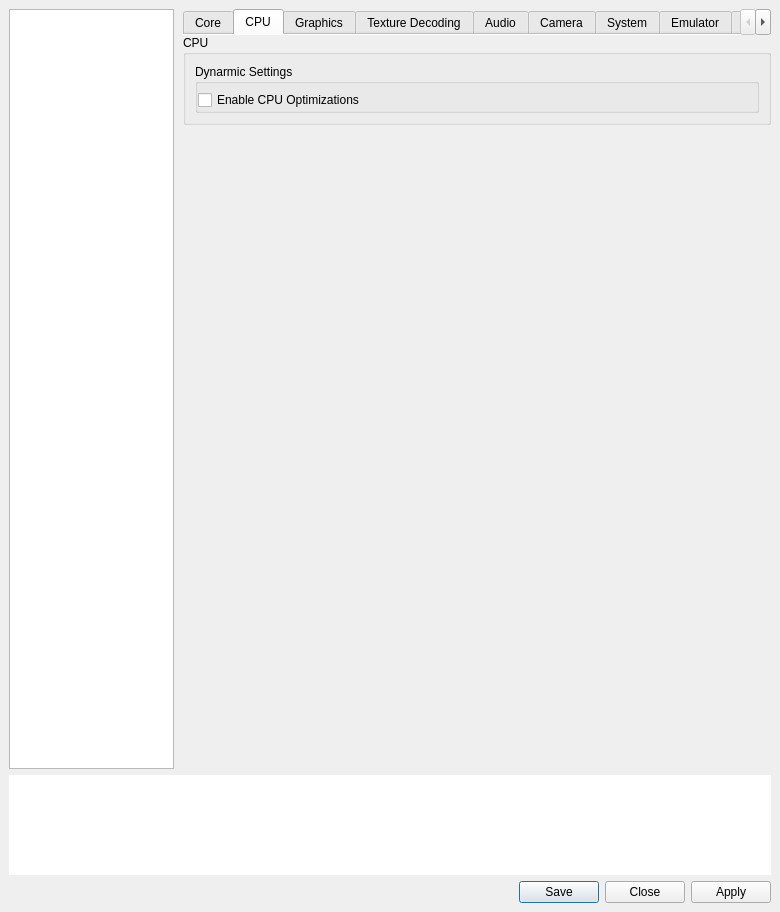
First picture: the form in vita3k/gui-qt/src/settings_dialog.ui, repository zipkindev/Vita3K, before the edit.
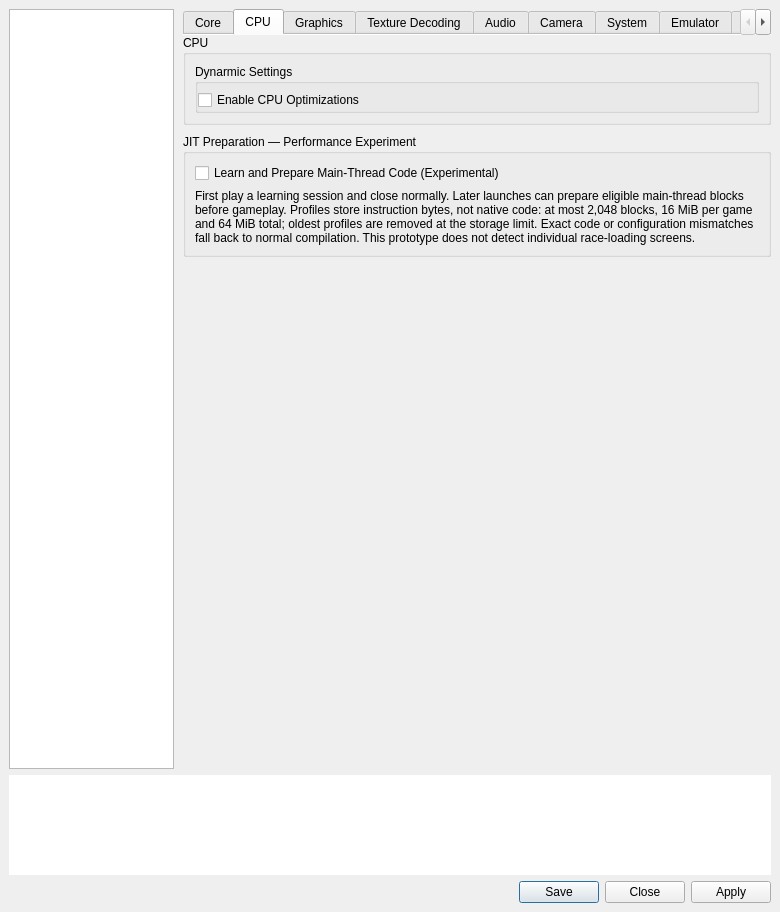
Second picture: the form after the edit. The open tabs and pages were chosen to show the change.

Commit message: Add opt-in bounded validated main-thread JIT preparation prototype

The edit to the form file:
```diff
--- a/vita3k/gui-qt/src/settings_dialog.ui
+++ b/vita3k/gui-qt/src/settings_dialog.ui
@@ -417,6 +417,21 @@
                </layout>
               </widget>
              </item>
+             <item>
+              <widget class="QGroupBox" name="gb_jit_preparation">
+               <property name="title"><string>JIT Preparation — Performance Experiment</string></property>
+               <layout class="QVBoxLayout" name="jit_preparation_layout">
+                <item><widget class="QCheckBox" name="jit_preparation">
+                 <property name="text"><string>Learn and Prepare Main-Thread Code (Experimental)</string></property>
+                 <property name="toolTip"><string>Windows/x64 prototype. Learns bounded instruction-read manifests during play and saves on normal exit. On later launches, validates the loaded executable and every read before compile-only preparation. No guest code is executed. Preparation may reduce first-use compilation stalls; benefits are not yet validated. Compilation is budgeted to 1.5 seconds plus the final block; profile validation also adds startup time. Uses up to 8 MiB plus one block of native code and bounded learning overhead. Restart required.</string></property>
+                </widget></item>
+                <item><widget class="QLabel" name="jit_preparation_description">
+                 <property name="text"><string>First play a learning session and close normally. Later launches can prepare eligible main-thread blocks before gameplay. Profiles store instruction bytes, not native code: at most 2,048 blocks, 16 MiB per game and 64 MiB total; oldest profiles are removed at the storage limit. Exact code or configuration mismatches fall back to normal compilation. This prototype does not detect individual race-loading screens.</string></property>
+                 <property name="wordWrap"><bool>true</bool></property>
+                </widget></item>
+               </layout>
+              </widget>
+             </item>
              <item>
               <spacer name="cpu_tab_content_spacer">
                <property name="orientation">
```
The commit also changes 23 other files.
